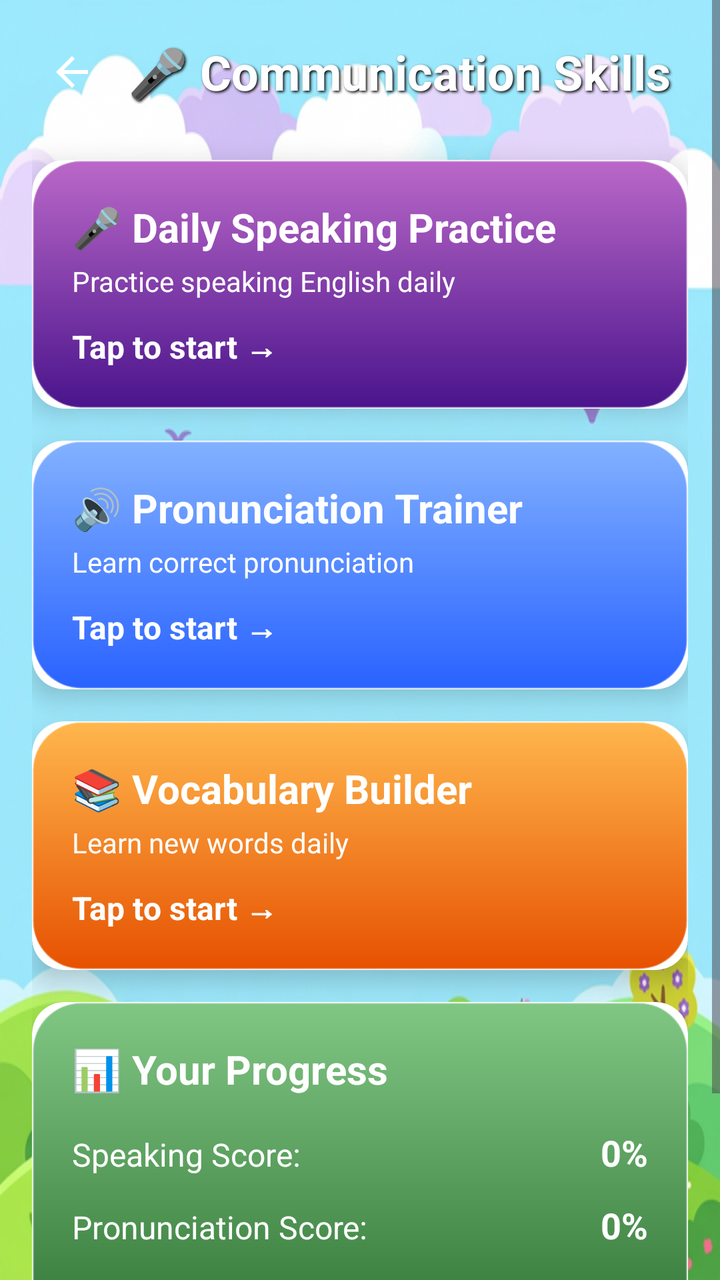
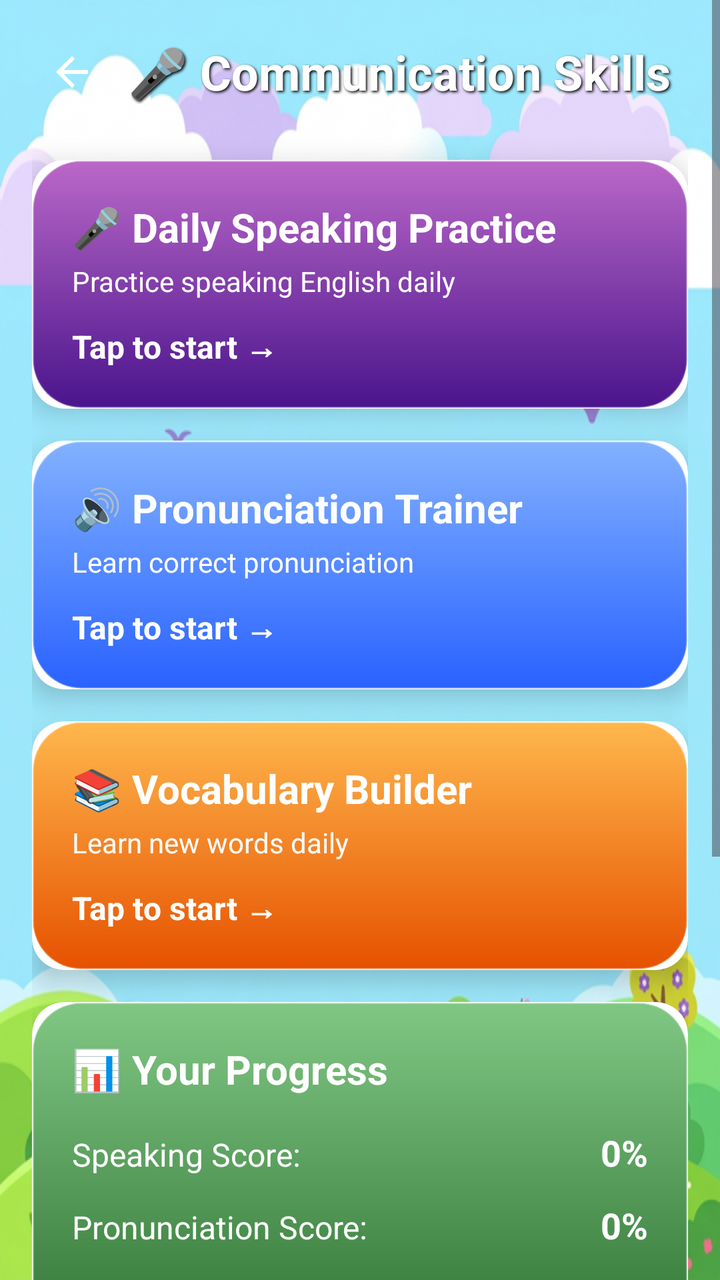

Compare the two renders of this Android layout. The source of the first and the diff that turns it into the second are given below.
<!-- AndroidManifest.xml: application theme Theme.RuralLearningApp -->
<!-- res/layout/activity_communication_skills.xml -->
<?xml version="1.0" encoding="utf-8"?>
<ScrollView xmlns:android="http://schemas.android.com/apk/res/android"
    xmlns:app="http://schemas.android.com/apk/res-auto"
    android:layout_width="match_parent"
    android:layout_height="match_parent"
    android:background="@drawable/app_background">

    <LinearLayout
        android:layout_width="match_parent"
        android:layout_height="wrap_content"
        android:orientation="vertical"
        android:padding="16dp">

        
        <LinearLayout
            android:layout_width="match_parent"
            android:layout_height="wrap_content"
            android:orientation="horizontal"
            android:gravity="center_vertical"
            android:layout_marginBottom="24dp">

            <ImageView
                android:id="@+id/btnBack"
                android:layout_width="40dp"
                android:layout_height="40dp"
                android:src="@drawable/ic_back"
                android:padding="8dp"
                android:contentDescription="Back"/>

            <TextView
                android:layout_width="0dp"
                android:layout_height="wrap_content"
                android:layout_weight="1"
                android:text="🎤 Communication Skills"
                android:textSize="24sp"
                android:textStyle="bold"
                android:textColor="#FFFFFF"
                android:shadowColor="#000"
                android:shadowDx="2"
                android:shadowDy="2"
                android:shadowRadius="3"
                android:layout_marginStart="8dp"/>
        </LinearLayout>

        
        <androidx.cardview.widget.CardView
            android:id="@+id/cardSpeaking"
            android:layout_width="match_parent"
            android:layout_height="wrap_content"
            android:layout_marginBottom="16dp"
            app:cardCornerRadius="16dp"
            app:cardElevation="8dp"
            android:foreground="?android:attr/selectableItemBackground">

            <LinearLayout
                android:layout_width="match_parent"
                android:layout_height="wrap_content"
                android:orientation="vertical"
                android:background="@drawable/bg_gradient_purple"
                android:padding="20dp">

                <TextView
                    android:layout_width="wrap_content"
                    android:layout_height="wrap_content"
                    android:text="🎤 Daily Speaking Practice"
                    android:textSize="20sp"
                    android:textStyle="bold"
                    android:textColor="#FFFFFF"/>

                <TextView
                    android:layout_width="wrap_content"
                    android:layout_height="wrap_content"
                    android:text="Practice speaking English daily"
                    android:textSize="14sp"
                    android:textColor="#FFFFFF"
                    android:layout_marginTop="4dp"/>

                <TextView
                    android:layout_width="wrap_content"
                    android:layout_height="wrap_content"
                    android:text="Tap to start →"
                    android:textSize="16sp"
                    android:textStyle="bold"
                    android:textColor="#FFFFFF"
                    android:layout_marginTop="12dp"/>
            </LinearLayout>
        </androidx.cardview.widget.CardView>

        
        <androidx.cardview.widget.CardView
            android:id="@+id/cardPronunciation"
            android:layout_width="match_parent"
            android:layout_height="wrap_content"
            android:layout_marginBottom="16dp"
            app:cardCornerRadius="16dp"
            app:cardElevation="8dp"
            android:foreground="?android:attr/selectableItemBackground">

            <LinearLayout
                android:layout_width="match_parent"
                android:layout_height="wrap_content"
                android:orientation="vertical"
                android:background="@drawable/bg_gradient_blue"
                android:padding="20dp">

                <TextView
                    android:layout_width="wrap_content"
                    android:layout_height="wrap_content"
                    android:text="🔊 Pronunciation Trainer"
                    android:textSize="20sp"
                    android:textStyle="bold"
                    android:textColor="#FFFFFF"/>

                <TextView
                    android:layout_width="wrap_content"
                    android:layout_height="wrap_content"
                    android:text="Learn correct pronunciation"
                    android:textSize="14sp"
                    android:textColor="#FFFFFF"
                    android:layout_marginTop="4dp"/>

                <TextView
                    android:layout_width="wrap_content"
                    android:layout_height="wrap_content"
                    android:text="Tap to start →"
                    android:textSize="16sp"
                    android:textStyle="bold"
                    android:textColor="#FFFFFF"
                    android:layout_marginTop="12dp"/>
            </LinearLayout>
        </androidx.cardview.widget.CardView>

        
        <androidx.cardview.widget.CardView
            android:id="@+id/cardVocabulary"
            android:layout_width="match_parent"
            android:layout_height="wrap_content"
            android:layout_marginBottom="16dp"
            app:cardCornerRadius="16dp"
            app:cardElevation="8dp"
            android:foreground="?android:attr/selectableItemBackground">

            <LinearLayout
                android:layout_width="match_parent"
                android:layout_height="wrap_content"
                android:orientation="vertical"
                android:background="@drawable/bg_gradient_orange"
                android:padding="20dp">

                <TextView
                    android:layout_width="wrap_content"
                    android:layout_height="wrap_content"
                    android:text="📚 Vocabulary Builder"
                    android:textSize="20sp"
                    android:textStyle="bold"
                    android:textColor="#FFFFFF"/>

                <TextView
                    android:layout_width="wrap_content"
                    android:layout_height="wrap_content"
                    android:text="Learn new words daily"
                    android:textSize="14sp"
                    android:textColor="#FFFFFF"
                    android:layout_marginTop="4dp"/>

                <TextView
                    android:layout_width="wrap_content"
                    android:layout_height="wrap_content"
                    android:text="Tap to start →"
                    android:textSize="16sp"
                    android:textStyle="bold"
                    android:textColor="#FFFFFF"
                    android:layout_marginTop="12dp"/>
            </LinearLayout>
        </androidx.cardview.widget.CardView>

        
        <androidx.cardview.widget.CardView
            android:id="@+id/cardProgress"
            android:layout_width="match_parent"
            android:layout_height="wrap_content"
            android:layout_marginBottom="16dp"
            app:cardCornerRadius="16dp"
            app:cardElevation="8dp">

            <LinearLayout
                android:layout_width="match_parent"
                android:layout_height="wrap_content"
                android:orientation="vertical"
                android:background="@drawable/bg_gradient_green"
                android:padding="20dp">

                <TextView
                    android:layout_width="wrap_content"
                    android:layout_height="wrap_content"
                    android:text="📊 Your Progress"
                    android:textSize="20sp"
                    android:textStyle="bold"
                    android:textColor="#FFFFFF"
                    android:layout_marginBottom="16dp"/>

                
                <LinearLayout
                    android:layout_width="match_parent"
                    android:layout_height="wrap_content"
                    android:orientation="horizontal"
                    android:layout_marginBottom="12dp">

                    <TextView
                        android:layout_width="0dp"
                        android:layout_height="wrap_content"
                        android:layout_weight="1"
                        android:text="Speaking Score:"
                        android:textSize="16sp"
                        android:textColor="#FFFFFF"/>

                    <TextView
                        android:id="@+id/tvSpeakingScore"
                        android:layout_width="wrap_content"
                        android:layout_height="wrap_content"
                        android:text="0%"
                        android:textSize="18sp"
                        android:textStyle="bold"
                        android:textColor="#FFFFFF"/>
                </LinearLayout>

                
                <LinearLayout
                    android:layout_width="match_parent"
                    android:layout_height="wrap_content"
                    android:orientation="horizontal"
                    android:layout_marginBottom="12dp">

                    <TextView
                        android:layout_width="0dp"
                        android:layout_height="wrap_content"
                        android:layout_weight="1"
                        android:text="Pronunciation Score:"
                        android:textSize="16sp"
                        android:textColor="#FFFFFF"/>

                    <TextView
                        android:id="@+id/tvPronunciationScore"
                        android:layout_width="wrap_content"
                        android:layout_height="wrap_content"
                        android:text="0%"
                        android:textSize="18sp"
                        android:textStyle="bold"
                        android:textColor="#FFFFFF"/>
                </LinearLayout>

                
                <LinearLayout
                    android:layout_width="match_parent"
                    android:layout_height="wrap_content"
                    android:orientation="horizontal"
                    android:layout_marginBottom="12dp">

                    <TextView
                        android:layout_width="0dp"
                        android:layout_height="wrap_content"
                        android:layout_weight="1"
                        android:text="Words Learned:"
                        android:textSize="16sp"
                        android:textColor="#FFFFFF"/>

                    <TextView
                        android:id="@+id/tvVocabularyCount"
                        android:layout_width="wrap_content"
                        android:layout_height="wrap_content"
                        android:text="0 words"
                        android:textSize="18sp"
                        android:textStyle="bold"
                        android:textColor="#FFFFFF"/>
                </LinearLayout>

                
                <LinearLayout
                    android:layout_width="match_parent"
                    android:layout_height="wrap_content"
                    android:orientation="horizontal">

                    <TextView
                        android:layout_width="0dp"
                        android:layout_height="wrap_content"
                        android:layout_weight="1"
                        android:text="🔥 Streak:"
                        android:textSize="16sp"
                        android:textColor="#FFFFFF"/>

                    <TextView
                        android:id="@+id/tvStreakCount"
                        android:layout_width="wrap_content"
                        android:layout_height="wrap_content"
                        android:text="0 days"
                        android:textSize="18sp"
                        android:textStyle="bold"
                        android:textColor="#FFFFFF"/>
                </LinearLayout>
            </LinearLayout>
        </androidx.cardview.widget.CardView>

    </LinearLayout>
</ScrollView>
<!-- resources referenced by this layout -->
<resources>
  <!-- drawable app_background: png bitmap (drawable, 390578 bytes) -->
  <!-- drawable bg_gradient_blue (drawable) -->
  <?xml version="1.0" encoding="utf-8"?>
  <shape xmlns:android="http://schemas.android.com/apk/res/android"
      android:shape="rectangle">
      <gradient
          android:startColor="#82B1FF"
          android:endColor="#2962FF"
          android:angle="270" />
      <corners android:radius="24dp" />
      <stroke android:width="1dp" android:color="#4DFFFFFF" />
  </shape>
  <!-- drawable bg_gradient_green (drawable) -->
  <?xml version="1.0" encoding="utf-8"?>
  <shape xmlns:android="http://schemas.android.com/apk/res/android"
      android:shape="rectangle">
      <gradient
          android:startColor="#81C784"
          android:endColor="#1B5E20"
          android:angle="270" />
      <corners android:radius="24dp" />
      <stroke android:width="1dp" android:color="#4DFFFFFF" />
  </shape>
  <!-- drawable bg_gradient_orange (drawable) -->
  <?xml version="1.0" encoding="utf-8"?>
  <shape xmlns:android="http://schemas.android.com/apk/res/android"
      android:shape="rectangle">
      <gradient
          android:startColor="#FFB74D"
          android:endColor="#E65100"
          android:angle="270" />
      <corners android:radius="24dp" />
      <stroke android:width="1dp" android:color="#4DFFFFFF" />
  </shape>
  <!-- drawable bg_gradient_purple (drawable) -->
  <?xml version="1.0" encoding="utf-8"?>
  <shape xmlns:android="http://schemas.android.com/apk/res/android"
      android:shape="rectangle">
      <gradient
          android:startColor="#BA68C8"
          android:endColor="#4A148C"
          android:angle="270" />
      <corners android:radius="24dp" />
      <stroke android:width="1dp" android:color="#4DFFFFFF" />
  </shape>
  <!-- drawable ic_back (drawable) -->
  <?xml version="1.0" encoding="utf-8"?>
  <vector xmlns:android="http://schemas.android.com/apk/res/android"
      android:width="24dp"
      android:height="24dp"
      android:viewportWidth="24"
      android:viewportHeight="24">
      <path
          android:fillColor="@android:color/white"
          android:pathData="M20,11H7.83l5.59,-5.59L12,4l-8,8 8,8 1.41,-1.41L7.83,13H20v-2z"/>
  </vector>
  <style name="Theme.RuralLearningApp" parent="Base.Theme.RuralLearningApp" />
  <style name="Base.Theme.RuralLearningApp" parent="Theme.Material3.Light.NoActionBar">
          
          
      </style>
</resources>

<!-- the commit's change to res/layout/activity_communication_skills.xml (unified diff, before → after) -->
@@ -300,5 +300,60 @@
             </LinearLayout>
         </androidx.cardview.widget.CardView>
 
+        
+        <androidx.cardview.widget.CardView
+            android:layout_width="match_parent"
+            android:layout_height="wrap_content"
+            android:layout_marginBottom="16dp"
+            app:cardCornerRadius="16dp"
+            app:cardElevation="8dp">
+
+            <LinearLayout
+                android:layout_width="match_parent"
+                android:layout_height="wrap_content"
+                android:orientation="vertical"
+                android:background="@drawable/bg_gradient_pink"
+                android:padding="20dp">
+
+                <TextView
+                    android:layout_width="wrap_content"
+                    android:layout_height="wrap_content"
+                    android:text="🤖 AI Coach"
+                    android:textSize="20sp"
+                    android:textStyle="bold"
+                    android:textColor="#FFFFFF"
+                    android:layout_marginBottom="12dp"/>
+
+                <TextView
+                    android:id="@+id/tvAiTips"
+                    android:layout_width="match_parent"
+                    android:layout_height="wrap_content"
+                    android:text="👋 Welcome! Start practicing to get personalized AI tips."
+                    android:textSize="15sp"
+                    android:textColor="#FFFFFF"
+                    android:lineSpacingExtra="4dp"
+                    android:layout_marginBottom="16dp"/>
+
+                <ProgressBar
+                    android:id="@+id/progressBarAi"
+                    android:layout_width="wrap_content"
+                    android:layout_height="wrap_content"
+                    android:layout_gravity="center"
+                    android:visibility="gone"
+                    android:layout_marginBottom="12dp"/>
+
+                <Button
+                    android:id="@+id/btnGetAiTips"
+                    android:layout_width="match_parent"
+                    android:layout_height="wrap_content"
+                    android:text="🤖 Get AI Tips"
+                    android:textSize="16sp"
+                    android:textStyle="bold"
+                    android:textColor="#FFFFFF"
+                    android:background="@drawable/bg_button_rounded"
+                    android:padding="12dp"/>
+            </LinearLayout>
+        </androidx.cardview.widget.CardView>
+
     </LinearLayout>
 </ScrollView>
<!-- resource entries referenced after the edit -->
@@ -1,6 +1,12 @@
 <!-- resources referenced by this layout -->
 <resources>
   <!-- drawable app_background: png bitmap (drawable, 390578 bytes) -->
+  <!-- drawable bg_button_rounded (drawable) -->
+  <?xml version="1.0" encoding="utf-8"?>
+  <shape xmlns:android="http://schemas.android.com/apk/res/android">
+      <solid android:color="#44FFFFFF" />
+      <corners android:radius="20dp" />
+  </shape>
   <!-- drawable bg_gradient_blue (drawable) -->
   <?xml version="1.0" encoding="utf-8"?>
   <shape xmlns:android="http://schemas.android.com/apk/res/android"
@@ -34,6 +40,17 @@
       <corners android:radius="24dp" />
       <stroke android:width="1dp" android:color="#4DFFFFFF" />
   </shape>
+  <!-- drawable bg_gradient_pink (drawable) -->
+  <?xml version="1.0" encoding="utf-8"?>
+  <shape xmlns:android="http://schemas.android.com/apk/res/android">
+      <gradient
+          android:angle="135"
+          android:startColor="#FF6B9D"
+          android:centerColor="#C44569"
+          android:endColor="#8B3A62"
+          android:type="linear" />
+      <corners android:radius="16dp" />
+  </shape>
   <!-- drawable bg_gradient_purple (drawable) -->
   <?xml version="1.0" encoding="utf-8"?>
   <shape xmlns:android="http://schemas.android.com/apk/res/android"
